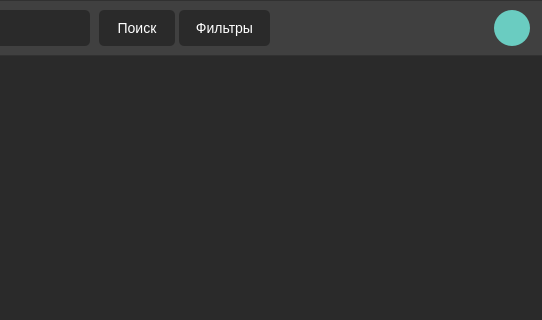
Above: autorization_mainwindow/autorization_mainwindow.ui from b0shka/selling_apps before the change; both pictures show x 126 to 668 and y 0 to 320 of the 668 by 428 pixel window. Below: the same form after it.
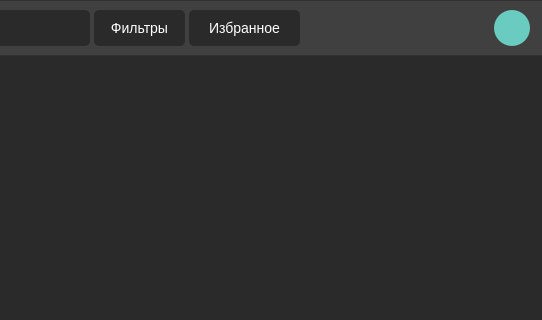
That is the form after the change.

Patch:
```diff
--- a/autorization_mainwindow/autorization_mainwindow.ui
+++ b/autorization_mainwindow/autorization_mainwindow.ui
@@ -105,9 +105,9 @@
    <widget class="QPushButton" name="pushButton">
     <property name="geometry">
      <rect>
-      <x>225</x>
+      <x>315</x>
       <y>10</y>
-      <width>76</width>
+      <width>111</width>
       <height>36</height>
      </rect>
     </property>
@@ -125,7 +125,7 @@
 }</string>
     </property>
     <property name="text">
-     <string>Поиск</string>
+     <string>Избранное</string>
     </property>
    </widget>
    <widget class="QPushButton" name="pushButton_2">
@@ -165,9 +165,9 @@
    <widget class="QLabel" name="label">
     <property name="geometry">
      <rect>
-      <x>421</x>
+      <x>436</x>
       <y>21</y>
-      <width>181</width>
+      <width>166</width>
       <height>16</height>
      </rect>
     </property>
@@ -192,7 +192,7 @@
    <widget class="QPushButton" name="pushButton_3">
     <property name="geometry">
      <rect>
-      <x>305</x>
+      <x>220</x>
       <y>10</y>
       <width>91</width>
       <height>36</height>
```
